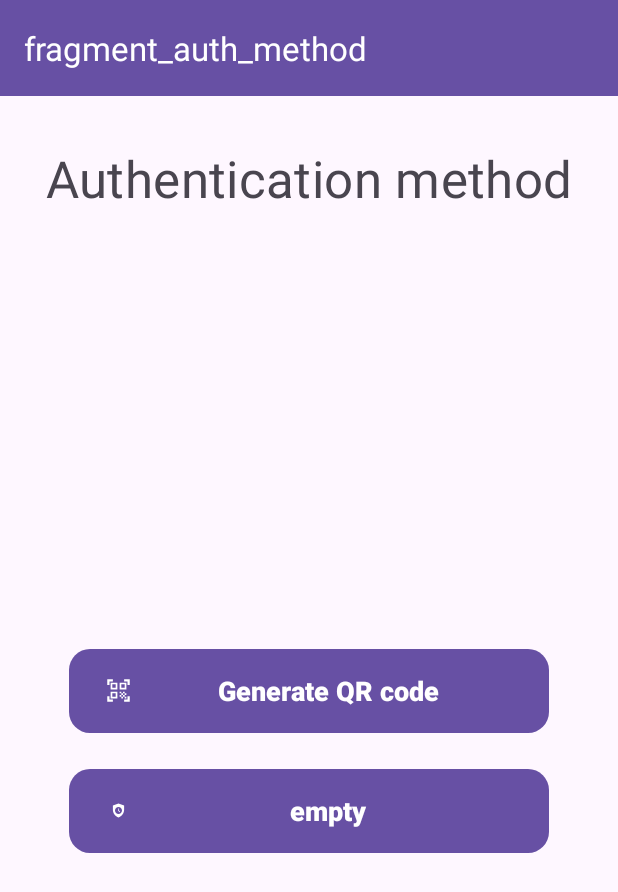
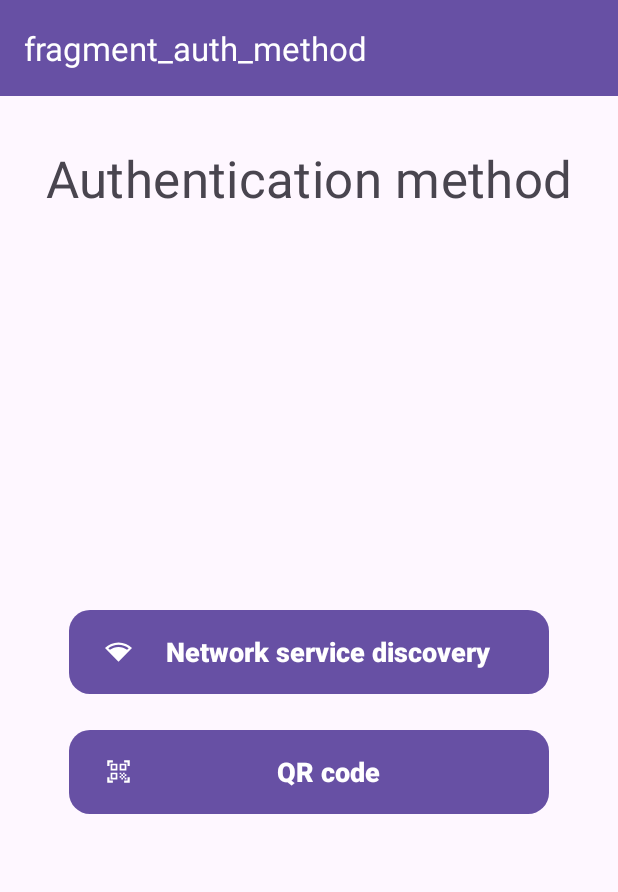
Before and after one commit to RaiseUp69/AuthGuardian, an Android app: the screen it shows after launch (MainActivity), on a phone screen of 412 x 824 dp. Shown: the top 892 px of the screen. Run offline under Robolectric (Android 15) with nearby library versions, the phone set to English and light mode, and no system bars; our stand-ins replace navigation-ui.

Commit message:
Added unstable nsd feature, added navigation utils for safe navigation between fragments

```diff
--- a/app/src/main/java/com/authguardian/mobileapp/fragment/QrCodeScannerFragment.kt
+++ b/app/src/main/java/com/authguardian/mobileapp/fragment/QrCodeScannerFragment.kt
@@ -18,6 +18,7 @@ import androidx.fragment.app.viewModels
 import androidx.navigation.fragment.findNavController
 import com.authguardian.mobileapp.const.QrCode
 import com.authguardian.mobileapp.databinding.FragmentQrCodeScannerBinding
+import com.authguardian.mobileapp.extension.NavigationUtils.navigate
 import com.authguardian.mobileapp.viewmodel.QrCodeScannerViewModel
 import com.authguardian.mobileapp.viewmodel.QrCodeScannerViewModel.Companion.TAG
 import com.google.android.gms.common.ConnectionResult
@@ -83,7 +84,7 @@ class QrCodeScannerFragment : Fragment() {
                     qr.wifi.let {
                         Log.d(TAG, "SSID: ${it.ssid}, Password: ${it.password}")
                         if (it.ssid == QrCode.USER_SSID && it.password == QrCode.USER_PASSWORD) {
-                            findNavController().navigate(QrCodeScannerFragmentDirections.actionQrCodeScannerFragmentToAuthorizationFragment())
+                            navigate(findNavController(), QrCodeScannerFragmentDirections.actionQrCodeScannerFragmentToAuthorizationFragment())
                         }
                     }
                 }
--- a/app/src/main/java/com/authguardian/mobileapp/fragment/RequestCameraPermissionFragment.kt
+++ b/app/src/main/java/com/authguardian/mobileapp/fragment/RequestCameraPermissionFragment.kt
@@ -12,6 +12,7 @@ import androidx.fragment.app.Fragment
 import androidx.navigation.fragment.findNavController
 import com.authguardian.mobileapp.R
 import com.authguardian.mobileapp.const.Extra.PERMISSION_DENIED_PERMANENTLY
+import com.authguardian.mobileapp.extension.NavigationUtils.navigate
 
 class RequestCameraPermissionFragment : Fragment() {
 
@@ -31,7 +32,7 @@ class RequestCameraPermissionFragment : Fragment() {
 
     private val requestPermission = registerForActivityResult(ActivityResultContracts.RequestPermission()) { isGranted ->
         if (isGranted) {
-            findNavController().navigate(RequestCameraPermissionFragmentDirections.actionRequestCameraPermissionFragmentToQrCodeScannerFragment())
+            navigate(findNavController(), RequestCameraPermissionFragmentDirections.actionRequestCameraPermissionFragmentToQrCodeScannerFragment())
         } else {
             findNavController().previousBackStackEntry?.savedStateHandle?.set(
                 PERMISSION_DENIED_PERMANENTLY, !shouldShowRequestPermissionRationale(CAMERA)
--- a/app/src/main/res/layout/fragment_auth_method.xml
+++ b/app/src/main/res/layout/fragment_auth_method.xml
@@ -25,31 +25,29 @@
         app:layout_constraintBottom_toBottomOf="parent"
         app:layout_constraintEnd_toEndOf="parent"
         app:layout_constraintStart_toStartOf="parent"
-        app:layout_constraintTop_toBottomOf="@+id/txtChoosePairingMethod"
-        app:layout_constraintVertical_bias="0.55">
+        app:layout_constraintTop_toBottomOf="@+id/txtChoosePairingMethod">
 
         <Button
             android:id="@+id/btnNsd"
             style="@style/Widget.AuthGuardian.Button.Material"
             android:layout_width="0dp"
             android:layout_height="wrap_content"
-            android:text="@string/generate_qr_code"
-            app:icon="@drawable/ic_qr_code"
+            android:text="@string/network_service_discovery"
+            app:icon="@drawable/ic_network_service_discovery"
             app:layout_constraintEnd_toEndOf="parent"
             app:layout_constraintStart_toStartOf="parent"
             app:layout_constraintTop_toTopOf="parent" />
 
         <Button
-            android:id="@+id/btnPairingByIP"
+            android:id="@+id/btnQRCode"
             style="@style/Widget.AuthGuardian.Button.Material"
             android:layout_width="0dp"
             android:layout_height="wrap_content"
             android:layout_marginTop="@dimen/screen_vertical_margin"
-            android:text="empty"
-            app:icon="@drawable/ic_launcher_foreground"
+            android:text="@string/generate_qr_code"
             app:layout_constraintEnd_toEndOf="parent"
+            app:icon="@drawable/ic_qr_code"
             app:layout_constraintStart_toStartOf="parent"
-            app:layout_constraintTop_toBottomOf="@+id/btnNsd"
-            tools:ignore="HardcodedText" />
+            app:layout_constraintTop_toBottomOf="@+id/btnNsd" />
     </androidx.constraintlayout.widget.ConstraintLayout>
 </androidx.constraintlayout.widget.ConstraintLayout>
--- a/app/src/main/res/navigation/main_nav_graph.xml
+++ b/app/src/main/res/navigation/main_nav_graph.xml
@@ -17,7 +17,15 @@
             app:exitAnim="@anim/nav_default_exit_anim"
             app:popEnterAnim="@anim/nav_default_pop_enter_anim"
             app:popExitAnim="@anim/nav_default_pop_exit_anim" />
+        <action
+            android:id="@+id/action_authMethodFragment_to_nsd_authentication_graph"
+            app:destination="@id/nsd_authentication_graph"
+            app:enterAnim="@anim/nav_default_enter_anim"
+            app:exitAnim="@anim/nav_default_exit_anim"
+            app:popEnterAnim="@anim/nav_default_pop_enter_anim"
+            app:popExitAnim="@anim/nav_default_pop_exit_anim" />
     </fragment>
 
     <include app:graph="@navigation/qr_code_authentication_graph" />
+    <include app:graph="@navigation/nsd_authentication_graph" />
 </navigation>
--- /dev/null
+++ b/app/src/main/res/navigation/nsd_authentication_graph.xml
@@ -0,0 +1,13 @@
+<?xml version="1.0" encoding="utf-8"?>
+<navigation xmlns:android="http://schemas.android.com/apk/res/android"
+    xmlns:app="http://schemas.android.com/apk/res-auto"
+    xmlns:tools="http://schemas.android.com/tools"
+    android:id="@+id/nsd_authentication_graph"
+    app:startDestination="@id/networkServiceDiscoverFragment">
+
+    <fragment
+        android:id="@+id/networkServiceDiscoverFragment"
+        android:name="com.authguardian.mobileapp.fragment.NetworkServiceDiscoverFragment"
+        android:label="fragment_nsd_role_choose"
+        tools:layout="@layout/fragment_network_service_discover" />
+</navigation>
--- a/app/src/main/res/values/strings.xml
+++ b/app/src/main/res/values/strings.xml
@@ -16,10 +16,15 @@
     <string name="choose_auth_method">Authentication method</string>
     <string name="network_service_discovery">Network service discovery</string>
     <string name="back">back</string>
-    <string name="generate_qr_code">Generate QR code</string>
+    <string name="generate_qr_code">QR code</string>
     <string name="barcode">barcode</string>
     <string name="i_want_scan">I want scan!</string>
     <string name="camera_permission_rejected_first_time">It seems that you have not given permission to the camera, without it you will not be able to scan the QR code on the screen of another device, let\'s try each time</string>
     <string name="camera_permission_rejected_second_time">Go to settings and enable camera permission</string>
     <string name="go_to_settings">Go to settings</string>
+    <string name="open_this_screen_in_another_device_in_same_wifi_network">Open this screen in another device in same WIFI network</string>
+    <string name="server">Server</string>
+    <string name="client">Client</string>
+    <string name="i_want_to_be_server">I want to be server!</string>
+    <string name="i_want_to_be_client">I want to be client</string>
 </resources>
```
Also changed, not shown: app/src/main/AndroidManifest.xml (+10 -1 lines), app/src/main/java/com/authguardian/mobileapp/extension/NavigationUtils.kt (added, +34 -0 lines), app/src/main/java/com/authguardian/mobileapp/fragment/AuthMethodFragment.kt (+7 -1 lines), app/src/main/java/com/authguardian/mobileapp/fragment/NetworkServiceDiscoverFragment.kt (added, +189 -0 lines), app/src/main/java/com/authguardian/mobileapp/fragment/QrCodeGenerationFragment.kt (+6 -6 lines), app/src/main/java/com/authguardian/mobileapp/utils/NsdServiceUtils.kt (added, +13 -0 lines), app/src/main/res/layout/fragment_network_service_discover.xml (added, +52 -0 lines).
